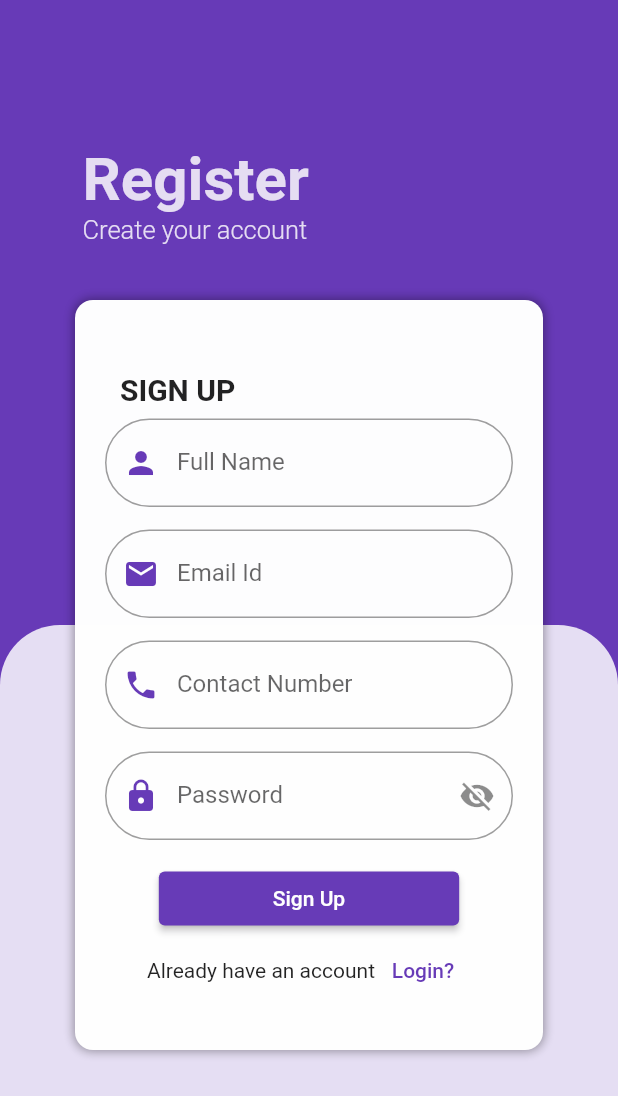
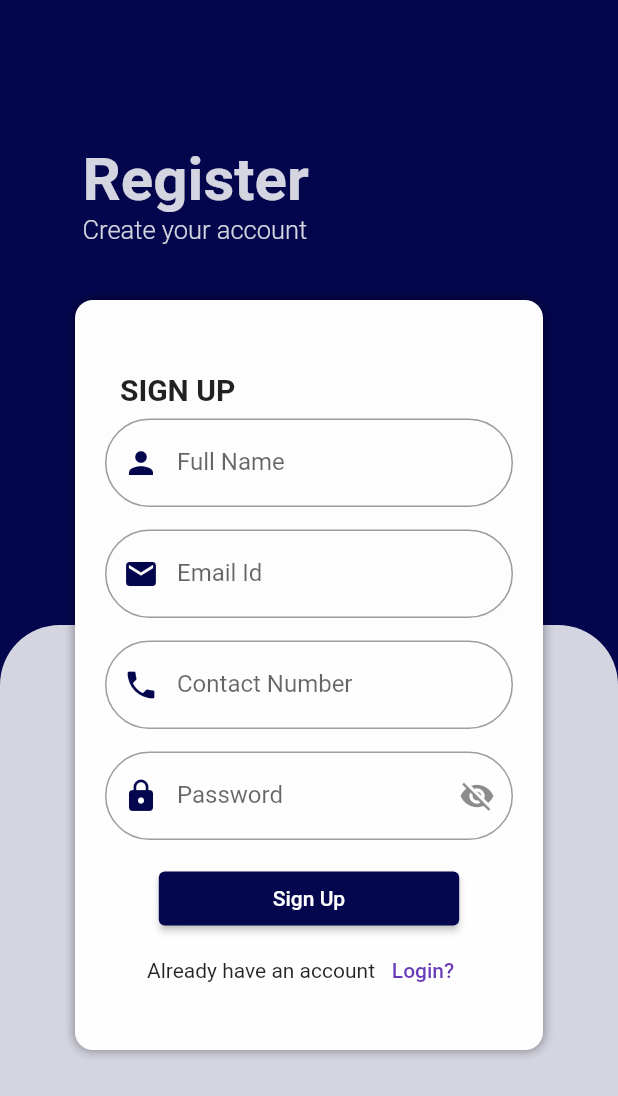
Before and after one commit to Vinay-Vemula/Pab_jobs_client_flutter, a Flutter app: the screen it shows after launch, after a tap on "Signup", on a phone screen of 412 x 824 dp. Shown: the top 1096 px of the screen. Run offline on Flutter 3.47's test engine with Material 2 defaults, Android fonts, the phone set to English and light mode, and no system bars; our stand-ins replace expandable_text, file_picker, flutter_markdown, flutter_secure_storage, flutter_zoom_drawer, fluttertoast and 4 more; missing offline and left inert: image_picker_for_web, onesignal_flutter, shared_preferences_web; network calls fail.

Commit message:
Readme file updated

```diff
--- a/lib/Student/welcomepages/student_login_screen.dart
+++ b/lib/Student/welcomepages/student_login_screen.dart
@@ -38,7 +38,7 @@ class _StudentloginscreenState extends State<Studentloginscreen> {
   @override
   Widget build(BuildContext context) {
     return Scaffold(
-      backgroundColor: Colors.deepPurple,
+      backgroundColor: Color(0xff04064d),
       body: SingleChildScrollView(
         child: Stack(
           children: [
@@ -104,7 +104,7 @@ class _StudentloginscreenState extends State<Studentloginscreen> {
                         ),
                         prefixIcon: const Icon(
                           Icons.phone,
-                          color: Colors.deepPurple,
+                          color: Color(0xff04064d),
                         ),
                         labelText: 'Email Id',
                         hintText: "Enter your email id",
@@ -141,7 +141,7 @@ class _StudentloginscreenState extends State<Studentloginscreen> {
                         ),
                         prefixIcon: const Icon(
                           Icons.lock,
-                          color: Colors.deepPurple,
+                          color: Color(0xff04064d),
                         ),
                         labelText: "Password",
                         hintText: 'Enter Your password',
@@ -168,13 +168,13 @@ class _StudentloginscreenState extends State<Studentloginscreen> {
                         },
                         child: const Text(
                           "Forget Password?",
-                          style: TextStyle(color: Colors.deepPurple),
+                          style: TextStyle(color: Color(0xff04064d)),
                         ),
                       ),
                     ),
                     ElevatedButton(
                         style: TextButton.styleFrom(
-                          backgroundColor: Colors.deepPurple,
+                          backgroundColor: const Color(0xff04064d),
                           shadowColor: Colors.black,
                           //padding: const EdgeInsets.symmetric(horizontal: ),
                         ),
@@ -212,7 +212,7 @@ class _StudentloginscreenState extends State<Studentloginscreen> {
                         "Login with OTP",
                         style: TextStyle(
                             fontWeight: FontWeight.bold,
-                            color: Colors.deepPurple),
+                            color: Color(0xff04064d)),
                       ),
                     ),
                     Row(
@@ -231,7 +231,7 @@ class _StudentloginscreenState extends State<Studentloginscreen> {
                               "Signup",
                               style: TextStyle(
                                   fontWeight: FontWeight.bold,
-                                  color: Colors.deepPurple),
+                                  color: Color(0xff04064d)),
                             )),
                       ],
                     ),
@@ -312,7 +312,7 @@ class _StudentloginscreenState extends State<Studentloginscreen> {
             toastLength: Toast.LENGTH_SHORT,
             gravity: ToastGravity.CENTER,
             timeInSecForIosWeb: 3,
-            backgroundColor: Colors.red,
+            backgroundColor: const Color(0xff04064d),
             textColor: Colors.white,
             fontSize: 16.0);
       } else {
@@ -321,7 +321,7 @@ class _StudentloginscreenState extends State<Studentloginscreen> {
             toastLength: Toast.LENGTH_SHORT,
             gravity: ToastGravity.CENTER,
             timeInSecForIosWeb: 3,
-            backgroundColor: Colors.red,
+            backgroundColor: const Color(0xff04064d),
             textColor: Colors.white,
             fontSize: 16.0);
       }
--- a/lib/Student/welcomepages/student_signup_screen.dart
+++ b/lib/Student/welcomepages/student_signup_screen.dart
@@ -1,14 +1,12 @@
 // ignore_for_file: avoid_print
 
 import 'package:flutter/material.dart';
-import 'package:flutter/services.dart';
 import 'package:fluttertoast/fluttertoast.dart';
 import 'package:get/route_manager.dart';
 import 'dart:convert';
 import 'package:http/http.dart' as http;
 import 'package:pab_jobs/Student/utils/animations.dart';
 import 'package:pab_jobs/Student/welcomepages/student_login_screen.dart';
-
 
 class Studentsignupscreen extends StatefulWidget {
   @override
@@ -34,7 +32,7 @@ class _StudentsignupscreenState extends State<Studentsignupscreen> {
   @override
   Widget build(BuildContext context) {
     return Scaffold(
-      backgroundColor: Colors.deepPurple,
+      backgroundColor: const Color(0xff04064d),
       body: SingleChildScrollView(
         child: Stack(
           children: [
@@ -96,7 +94,7 @@ class _StudentsignupscreenState extends State<Studentsignupscreen> {
                         ),
                         prefixIcon: const Icon(
                           Icons.person,
-                          color: Colors.deepPurple,
+                          color: Color(0xff04064d),
                         ),
                         labelText: 'Full Name',
                         hintText: "Enter your full name",
@@ -122,7 +120,7 @@ class _StudentsignupscreenState extends State<Studentsignupscreen> {
                         ),
                         prefixIcon: const Icon(
                           Icons.email,
-                          color: Colors.deepPurple,
+                          color: Color(0xff04064d),
                         ),
                         labelText: "Email Id",
                         hintText: 'Enter your email Id',
@@ -148,7 +146,7 @@ class _StudentsignupscreenState extends State<Studentsignupscreen> {
                         ),
                         prefixIcon: const Icon(
                           Icons.phone,
-                          color: Colors.deepPurple,
+                          color: Color(0xff04064d),
                         ),
                         labelText: "Contact Number",
                         hintText: 'Enter your Contact Number',
@@ -185,7 +183,7 @@ class _StudentsignupscreenState extends State<Studentsignupscreen> {
                         ),
                         prefixIcon: const Icon(
                           Icons.lock,
-                          color: Colors.deepPurple,
+                          color: Color(0xff04064d),
                         ),
                         labelText: "Password",
                         hintText: 'Enter Your password',
@@ -206,7 +204,7 @@ class _StudentsignupscreenState extends State<Studentsignupscreen> {
                     ),
                     ElevatedButton(
                         style: TextButton.styleFrom(
-                          backgroundColor: Colors.deepPurple,
+                          backgroundColor: const Color(0xff04064d),
                         ),
                         onPressed: () async {
                           signup(fullname, email, contactNumber, password);
@@ -319,7 +317,7 @@ signup(
           toastLength: Toast.LENGTH_SHORT,
           gravity: ToastGravity.CENTER,
           timeInSecForIosWeb: 3,
-          backgroundColor: Colors.red,
+          backgroundColor: const Color(0xff04064d),
           textColor: Colors.white,
           fontSize: 16.0);
     }
--- a/lib/Student/welcomepages/verify_otp.dart
+++ b/lib/Student/welcomepages/verify_otp.dart
@@ -24,7 +24,7 @@ class _VerifyOtpState extends State<VerifyOtp> {
 
   VerifyOtp() {
     return Scaffold(
-      backgroundColor: Colors.deepPurple,
+      backgroundColor: Color(0xff04064d),
       body: SingleChildScrollView(
         child: Stack(
           children: [
@@ -70,7 +70,7 @@ class _VerifyOtpState extends State<VerifyOtp> {
                     const Icon(
                       Icons.security_update_good_sharp,
                       size: 60,
-                      color: Colors.deepPurple,
+                      color: Color(0xff04064d),
                     ),
                     const SizedBox(
                       height: 10,
@@ -115,7 +115,7 @@ class _VerifyOtpState extends State<VerifyOtp> {
                     ),
                     ElevatedButton(
                         style: TextButton.styleFrom(
-                          backgroundColor: Colors.deepPurple,
+                          backgroundColor: Color(0xff04064d),
                           shadowColor: Colors.black,
                           padding: const EdgeInsets.symmetric(horizontal: 100),
                         ),
```
Also changed, not shown: lib/Student/welcomepages/otp_screen.dart (+4 -8 lines).
